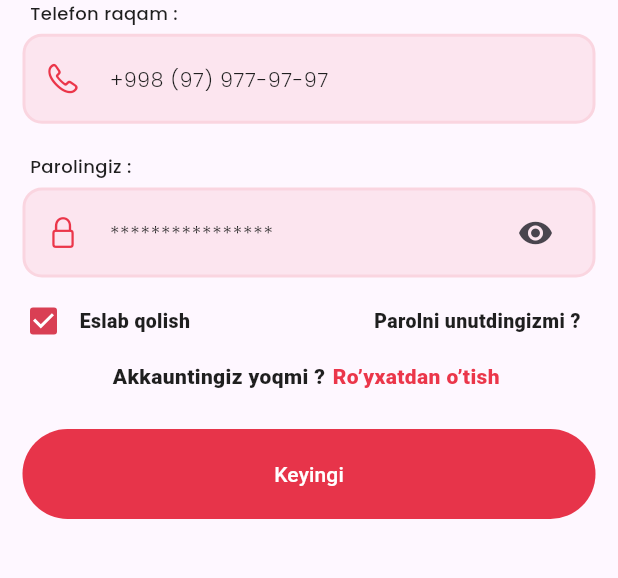
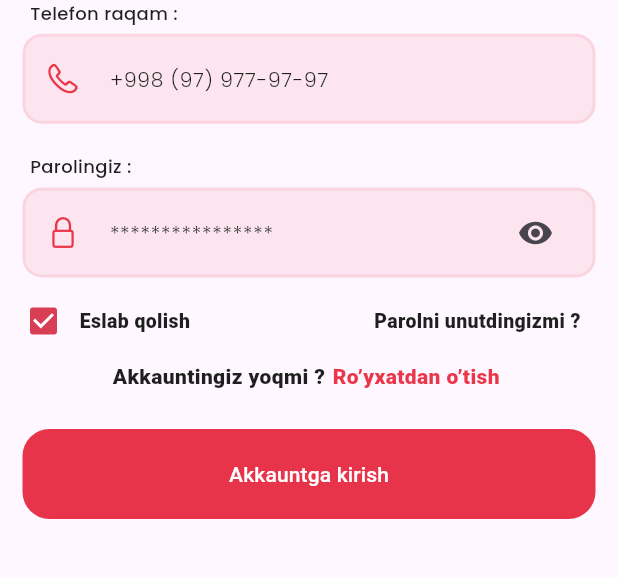
Before and after one commit to professorDeveloper/MedHome, a Flutter app: the LoginScreen screen opened directly, on a phone screen of 412 x 824 dp, the part 480-1058 px from its top. Run offline on Flutter 3.47's test engine with Material 3 defaults, Android fonts, the light colour scheme and no system bars; our stand-ins replace auto_route, connectivity_plus, flutter_svg, google_fonts, shared_preferences; missing offline and left inert: flutter_share, new_version; accounts and stored records are empty; project files that could hold a hidden picture were left out.

Commit message:
added phone_input_screen.dart and also added animations

```diff
--- a/lib/screens/login/login_screen.dart
+++ b/lib/screens/login/login_screen.dart
@@ -2,6 +2,8 @@ import 'package:flutter/cupertino.dart';
 import 'package:flutter/material.dart';
 import 'package:flutter_svg/flutter_svg.dart';
 import 'package:google_fonts/google_fonts.dart';
+import 'package:medhome/navigator/navigator.dart';
+import 'package:medhome/screens/register/phone_input_screen.dart';
 import 'package:medhome/utils/app_images.dart';
 import 'package:medhome/utils/app_style.dart';
 import 'package:medhome/widgets/widget_text_field.dart';
@@ -15,9 +17,75 @@ class LoginScreen extends StatefulWidget {
   State<LoginScreen> createState() => _LoginScreenState();
 }
 
-class _LoginScreenState extends State<LoginScreen> {
+class _LoginScreenState extends State<LoginScreen>
+    with TickerProviderStateMixin {
+  late AnimationController _animationController;
+  late Animation<double> _fadeAnimation;
+  late Animation<Offset> _slideAnimation;
+  late AnimationController _textField1Controller;
+  late Animation<Offset> _textField1SlideAnimation;
+  late AnimationController _textField2Controller;
+  late Animation<Offset> _textField2SlideAnimation;
+
   bool isPasswordVisible = true;
-  bool isSavable=true;
+  bool isSavable = true;
+
+  @override
+  void initState() {
+    super.initState();
+
+    _animationController = AnimationController(
+      vsync: this,
+      duration: Duration(milliseconds: 800),
+    );
+
+    _fadeAnimation = Tween<double>(
+      begin: 0.0,
+      end: 1.0,
+    ).animate(CurvedAnimation(
+      parent: _animationController,
+      curve: Curves.easeInOut,
+    ));
+
+    _slideAnimation = Tween<Offset>(
+      begin: Offset(0.0, 0.5),
+      end: Offset.zero,
+    ).animate(CurvedAnimation(
+      parent: _animationController,
+      curve: Curves.easeInOut,
+    ));
+
+    _textField1Controller = AnimationController(
+      vsync: this,
+      duration: Duration(milliseconds: 800),
+    );
+
+    _textField1SlideAnimation = Tween<Offset>(
+      begin: Offset(0.0, 0.5),
+      end: Offset.zero,
+    ).animate(CurvedAnimation(
+      parent: _textField1Controller,
+      curve: Curves.easeInOut,
+    ));
+
+    _textField2Controller = AnimationController(
+      vsync: this,
+      duration: Duration(milliseconds: 800),
+    );
+
+    _textField2SlideAnimation = Tween<Offset>(
+      begin: Offset(0.0, 0.5),
+      end: Offset.zero,
+    ).animate(CurvedAnimation(
+      parent: _textField2Controller,
+      curve: Curves.easeInOut,
+    ));
+
+    _animationController.forward();
+    _textField1Controller.forward();
+    _textField2Controller.forward();
+  }
+
   @override
   Widget build(BuildContext context) {
     return Scaffold(
@@ -25,8 +93,12 @@ class _LoginScreenState extends State<LoginScreen> {
         physics: const BouncingScrollPhysics(),
         child: Column(
           children: [
-            SizedBox(height: 20,),
-            Container(
+            SizedBox(height: 20),
+            FadeTransition(
+              opacity: _fadeAnimation,
+              child: SlideTransition(
+                position: _slideAnimation,
+                child: Container(
                   alignment: Alignment.center,
                   child: Stack(
                     alignment: Alignment.center,
@@ -42,16 +114,33 @@ class _LoginScreenState extends State<LoginScreen> {
                       ),
                       Positioned(
                         child: Text("Kirish", style: AppStyle.styleMainSp29W600Rub),
-                    bottom: 50, // Matn pastdagi masofani o'zgartirish
+                        bottom: 50,
                       ),
                     ],
                   ),
                 ),
+              ),
+            ),
             Column(
               children: [
-                RedTextField(topText: "Telefon raqam :",hintText: "+998 (97) 977-97-97",prefixIcon: CupertinoIcons.phone,inputType: TextInputType.phone,),
-                SizedBox(height: 20,),
-                Container(
+                FadeTransition(
+                  opacity: _fadeAnimation,
+                  child: SlideTransition(
+                    position: _textField1SlideAnimation,
+                    child: RedTextField(
+                      topText: "Telefon raqam :",
+                      hintText: "+998 (97) 977-97-97",
+                      prefixIcon: CupertinoIcons.phone,
+                      inputType: TextInputType.phone,
+                    ),
+                  ),
+                ),
+                SizedBox(height: 20),
+                FadeTransition(
+                  opacity: _fadeAnimation,
+                  child: SlideTransition(
+                    position: _textField2SlideAnimation,
+                    child: Container(
                       margin: EdgeInsets.symmetric(horizontal: 15),
                       child: Column(
                         crossAxisAlignment: CrossAxisAlignment.start,
@@ -71,7 +160,7 @@ class _LoginScreenState extends State<LoginScreen> {
                               ),
                             ],
                           ),
-                      SizedBox(height: 5.5,),
+                          SizedBox(height: 5.5),
                           TextField(
                             obscureText: isPasswordVisible,
                             keyboardType: TextInputType.visiblePassword,
@@ -83,14 +172,12 @@ class _LoginScreenState extends State<LoginScreen> {
                                 margin: EdgeInsets.symmetric(horizontal: 15),
                                 child: Icon(CupertinoIcons.lock!, color: AppColor.red3),
                               ),
-                          suffixIcon:
-                          Container(
-                            margin:
-                            EdgeInsets.symmetric(horizontal: 16),
+                              suffixIcon: Container(
+                                margin: EdgeInsets.symmetric(horizontal: 16),
                                 child: IconButton(
-                              onPressed: (){
+                                  onPressed: () {
                                     setState(() {
-                                  isPasswordVisible=!isPasswordVisible;
+                                      isPasswordVisible = !isPasswordVisible;
                                     });
                                   },
                                   icon: Icon(
@@ -122,41 +209,55 @@ class _LoginScreenState extends State<LoginScreen> {
                                   width: 2.0,
                                 ),
                               ),
-                          contentPadding:
-                          const EdgeInsets.symmetric(horizontal: 15, vertical: 18.5),
+                              contentPadding: const EdgeInsets.symmetric(
+                                  horizontal: 15, vertical: 18.5),
                             ),
                           ),
-
                         ],
                       ),
-                )              ],
                     ),
-            SizedBox(height: 5,),
-            Container(
+                  ),
+                ),
+              ],
+            ),
+            SizedBox(height: 5),
+            FadeTransition(
+              opacity: _fadeAnimation,
+              child: SlideTransition(
+                position: _slideAnimation,
+                child: Container(
                   child: Column(
                     children: [
                       GestureDetector(
-                    onTap: (){
+                        onTap: () {
                           setState(() {
-                        isSavable=!isSavable;
-
+                            isSavable = !isSavable;
                           });
                         },
                         child: Row(
                           mainAxisAlignment: MainAxisAlignment.center,
                           crossAxisAlignment: CrossAxisAlignment.center,
                           children: [
-                        SizedBox(width: 5,),
-                        Checkbox(value: isSavable, onChanged:(it) {
+                            SizedBox(width: 5),
+                            Checkbox(
+                              value: isSavable,
+                              onChanged: (it) {
                                 setState(() {
-                            isSavable=!isSavable;
-
+                                  isSavable = !isSavable;
                                 });
-
-                        },activeColor: AppColor.red4, focusColor: AppColor.red4, side: BorderSide(
-                          color: AppColor.red4
-                        ), ),
-                      Text("Eslab qolish", style: GoogleFonts.zenMaruGothic(fontWeight: FontWeight.w800,fontSize: 13,color: AppColor.textColor),),
+                              },
+                              activeColor: AppColor.red4,
+                              focusColor: AppColor.red4,
+                              side: BorderSide(color: AppColor.red4),
+                            ),
+                            Text(
+                              "Eslab qolish",
+                              style: GoogleFonts.zenMaruGothic(
+                                fontWeight: FontWeight.w800,
+                                fontSize: 13,
+                                color: AppColor.textColor,
+                              ),
+                            ),
                             Spacer(),
                             GestureDetector(
                               onTap: () {
@@ -165,14 +266,17 @@ class _LoginScreenState extends State<LoginScreen> {
                               child: Text(
                                 'Parolni unutdingizmi ?',
                                 style: GoogleFonts.zenMaruGothic(
-                              fontWeight: FontWeight.w800,fontSize: 13,color: AppColor.textColor                          ),
+                                  fontWeight: FontWeight.w800,
+                                  fontSize: 13,
+                                  color: AppColor.textColor,
                                 ),
                               ),
-                        SizedBox(width: 25,)
-                    ],),
                             ),
-                  SizedBox(height: 3,),
-
+                            SizedBox(width: 25),
+                          ],
+                        ),
+                      ),
+                      SizedBox(height: 3),
                       Row(
                         mainAxisAlignment: MainAxisAlignment.center,
                         crossAxisAlignment: CrossAxisAlignment.center,
@@ -180,22 +284,35 @@ class _LoginScreenState extends State<LoginScreen> {
                           Text(
                             'Akkauntingiz yoqmi ?',
                             style: GoogleFonts.zenMaruGothic(
-                          fontWeight: FontWeight.w800,fontSize: 14,color: AppColor.textColor                          ),
+                              fontWeight: FontWeight.w800,
+                              fontSize: 14,
+                              color: AppColor.textColor,
                             ),
-                    SizedBox(width: 5,),
+                          ),
+                          SizedBox(width: 5),
                           InkWell(
                             child: Text(
                               'Ro’yxatdan o’tish ',
                               style: GoogleFonts.zenMaruGothic(
-                            fontWeight: FontWeight.w900,fontSize: 14,color: AppColor.red3                          ),
+                                fontWeight: FontWeight.w900,
+                                fontSize: 14,
+                                color: AppColor.red3,
                               ),
                             ),
-                  ],)
+                          ),
+                        ],
+                      ),
                     ],
                   ),
                 ),
-            SizedBox(height: 10,),
-            Container(
+              ),
+            ),
+            SizedBox(height: 10),
+            FadeTransition(
+              opacity: _fadeAnimation,
+              child: SlideTransition(
+                position: _slideAnimation,
+                child: Container(
                   height: 60,
                   margin: const EdgeInsets.all(15),
                   width: double.infinity,
@@ -203,18 +320,29 @@ class _LoginScreenState extends State<LoginScreen> {
                     elevation: 0,
                     focusElevation: 0,
                     onPressed: () {
+                      openScreen(context, PhoneInputScreen());
                     },
                     color: AppColor.red1,
                     textColor: Colors.white,
                     shape: RoundedRectangleBorder(
-                    borderRadius: BorderRadius.circular(50),
+                      borderRadius: BorderRadius.circular(18),
                     ),
-                  child: const Text("Keyingi")),
-            )
-
+                    child: const Text("Akkauntga kirish"),
+                  ),
+                ),
+              ),
+            ),
           ],
         ),
       ),
     );
   }
+
+  @override
+  void dispose() {
+    _animationController.dispose();
+    _textField1Controller.dispose();
+    _textField2Controller.dispose();
+    super.dispose();
   }
+}
```
Also changed, not shown: lib/screens/register/phone_input_screen.dart (added, +108 -0 lines). Lines whose indentation alone changed are shown as unchanged.
